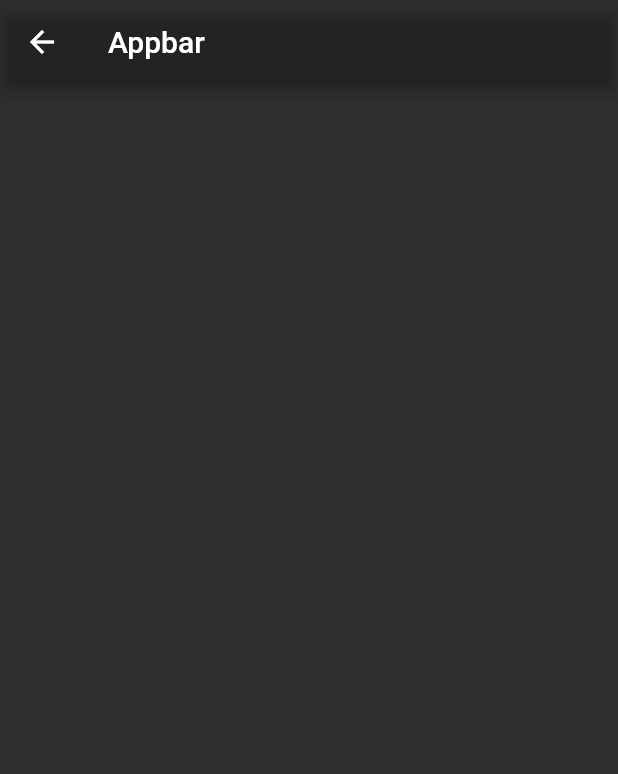
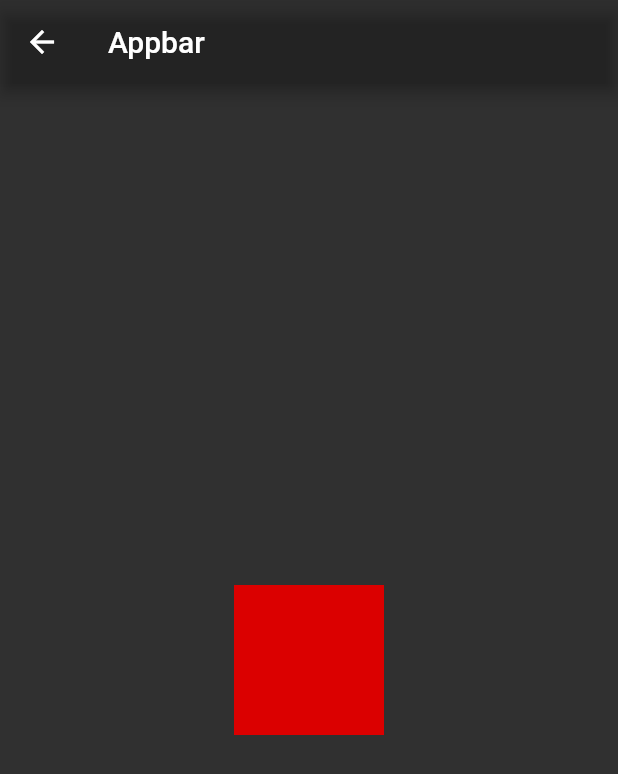
Before and after one commit to LUSEDOU/netflix, a Flutter app: the HomePage screen opened directly, on a phone screen of 412 x 824 dp. Shown: the top 774 px of the screen. Run offline on Flutter 3.47's test engine with Material 2 defaults, Android fonts, the phone set to English and light mode, and no system bars; our stand-ins replace bloc, equatable, flutter_bloc; missing offline and left inert: flow_builder; generated files the repository leaves out were written again.

Commit message:
testing functionality

```diff
--- a/lib/home/view/view.dart
+++ b/lib/home/view/view.dart
@@ -12,8 +12,12 @@ class HomePage extends StatelessWidget {
       appBar: AppBar(
         title: const Text('Appbar'),
       ),
-      body: ColoredBox(
-        color: theme.canvasColor,
+      body: Center(
+        child: Container(
+          width: 100,
+          height: 100,
+          color: theme.primaryColorLight,
+        ),
       ),
     );
   }
--- a/lib/theme/theme.dart
+++ b/lib/theme/theme.dart
@@ -1,6 +1,9 @@
 import 'package:flutter/material.dart';
 
 final theme = ThemeData(
+  primaryColor: const Color(0x00000000),
+  primaryColorDark: const Color(0x00000000),
+  primaryColorLight: const Color(0xffdb0000),
   appBarTheme: const AppBarTheme(
     color: Color(0x00000000),
   ),
```
